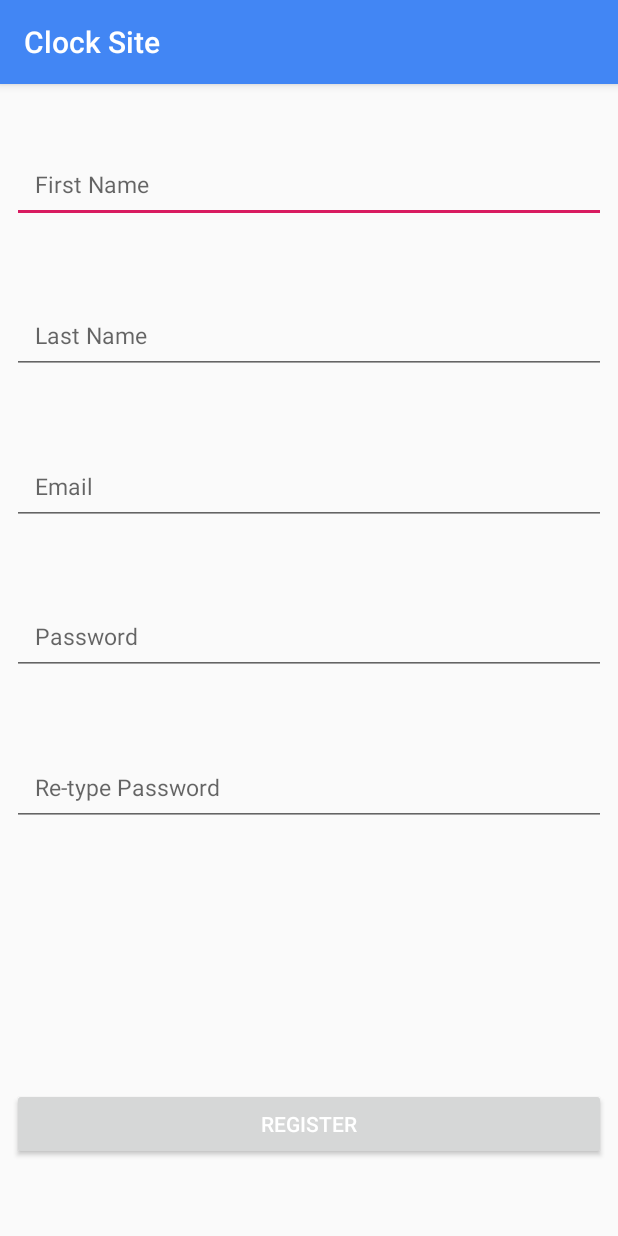
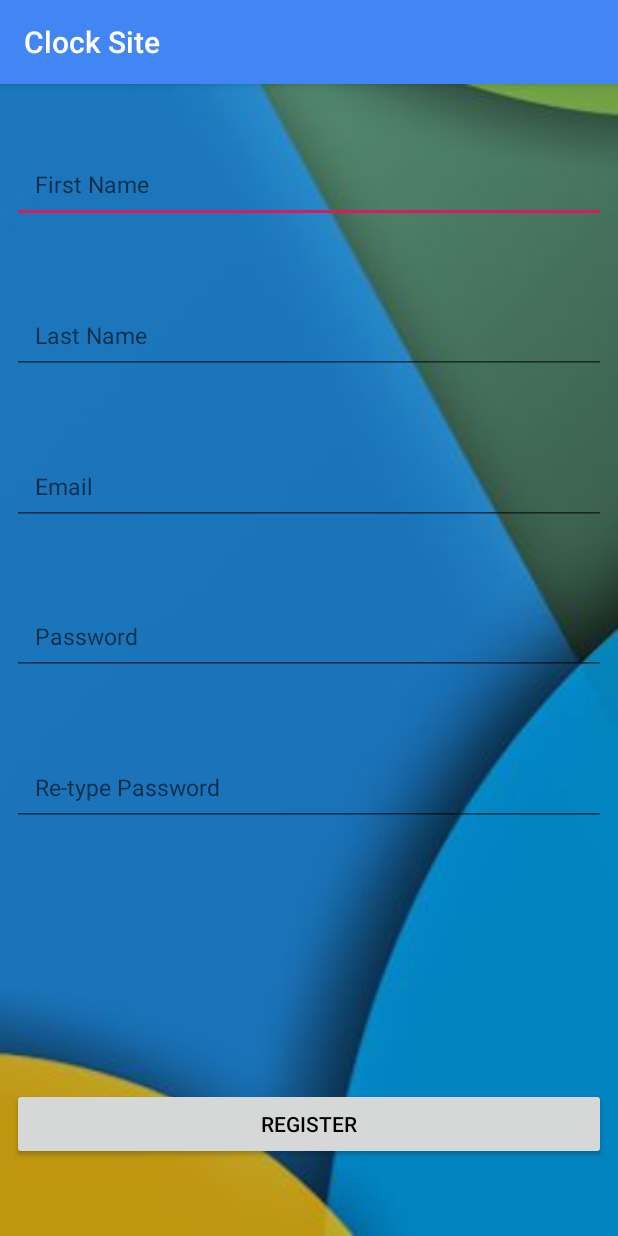
Before and after one commit to Jinlim01/mobileca1_geofence, an Android app: the RegisterActivity screen opened directly, with no data from a screen before it, on a phone screen of 412 x 824 dp. Run offline under Robolectric (Android 15) with nearby library versions, the phone set to English and light mode, and no system bars; our stand-ins replace Firebase (no records; nobody signed in at launch, a user with empty details on screens opened directly).

Commit message:
added background to register activity

```diff
--- a/app/src/main/res/layout/activity_register.xml
+++ b/app/src/main/res/layout/activity_register.xml
@@ -4,7 +4,8 @@
     xmlns:tools="http://schemas.android.com/tools"
     android:layout_width="match_parent"
     android:layout_height="match_parent"
-    tools:context=".RegisterActivity">
+    tools:context=".RegisterActivity"
+    android:background="@drawable/background">
 
     <EditText
         android:id="@+id/et_name"
@@ -118,7 +119,7 @@
         android:layout_marginRight="8dp"
         android:layout_marginBottom="16dp"
         android:text="@string/register"
-        android:textColor="@android:color/white"
+        android:textColor="@android:color/black"
         app:layout_constraintBottom_toBottomOf="parent"
         app:layout_constraintEnd_toEndOf="parent"
         app:layout_constraintHorizontal_bias="0.0"
```
